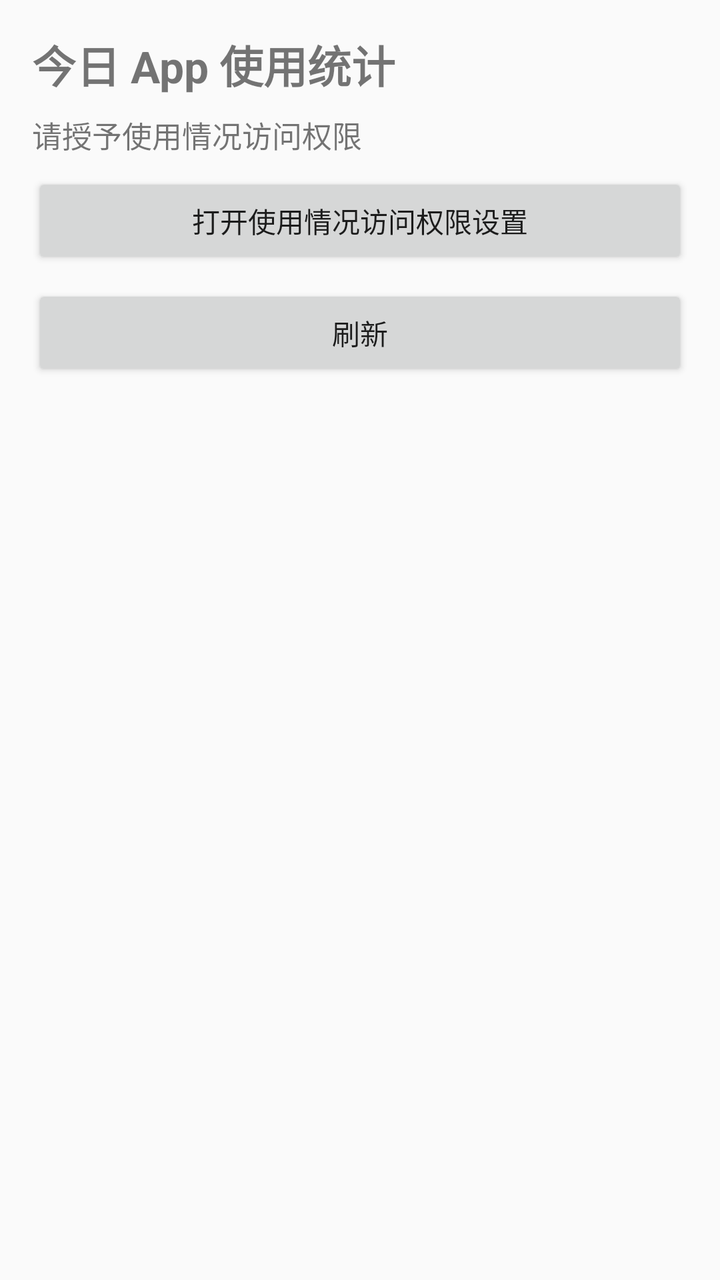
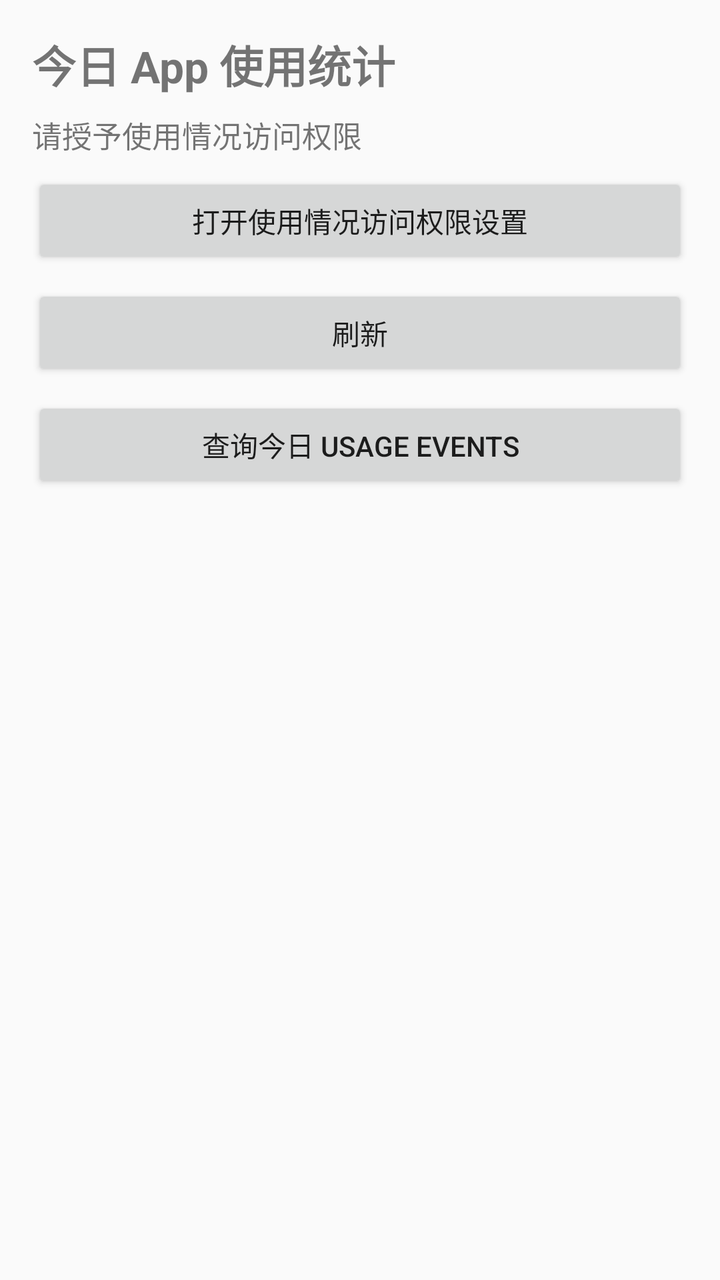

The first picture is an Android layout as it rendered before a commit; the second is the same layout after the commit. The layout source and the unified diff follow.
<!-- AndroidManifest.xml: application theme Theme.PhoneUsageStats -->
<!-- res/layout/activity_main.xml -->
<?xml version="1.0" encoding="utf-8"?>
<LinearLayout xmlns:android="http://schemas.android.com/apk/res/android"
    android:layout_width="match_parent"
    android:layout_height="match_parent"
    android:orientation="vertical"
    android:padding="16dp">

    <TextView
        android:id="@+id/titleText"
        android:layout_width="match_parent"
        android:layout_height="wrap_content"
        android:paddingBottom="8dp"
        android:text="@string/title"
        android:textSize="22sp"
        android:textStyle="bold" />

    <TextView
        android:id="@+id/statusText"
        android:layout_width="match_parent"
        android:layout_height="wrap_content"
        android:paddingBottom="8dp"
        android:text="@string/status_no_permission"
        android:textSize="15sp" />

    <Button
        android:id="@+id/btnOpenSettings"
        android:layout_width="match_parent"
        android:layout_height="wrap_content"
        android:text="@string/btn_open_settings" />

    <Button
        android:id="@+id/btnRefresh"
        android:layout_width="match_parent"
        android:layout_height="wrap_content"
        android:layout_marginTop="8dp"
        android:text="@string/btn_refresh" />

    <ListView
        android:id="@+id/listView"
        android:layout_width="match_parent"
        android:layout_height="0dp"
        android:layout_marginTop="8dp"
        android:layout_weight="1"
        android:divider="@android:color/darker_gray"
        android:dividerHeight="1dp" />
</LinearLayout>
<!-- resources referenced by this layout -->
<resources>
  <string name="btn_open_settings">打开使用情况访问权限设置</string>
  <string name="btn_refresh">刷新</string>
  <string name="status_no_permission">请授予使用情况访问权限</string>
  <string name="title">今日 App 使用统计</string>
  <style name="Theme.PhoneUsageStats" parent="Theme.AppCompat.Light.DarkActionBar" />
</resources>

<!-- the commit's change to res/layout/activity_main.xml (unified diff, before → after) -->
@@ -35,6 +35,13 @@
         android:layout_marginTop="8dp"
         android:text="@string/btn_refresh" />
 
+    <Button
+        android:id="@+id/btnQueryEvents"
+        android:layout_width="match_parent"
+        android:layout_height="wrap_content"
+        android:layout_marginTop="8dp"
+        android:text="@string/btn_query_events" />
+
     <ListView
         android:id="@+id/listView"
         android:layout_width="match_parent"
@@ -43,4 +50,21 @@
         android:layout_weight="1"
         android:divider="@android:color/darker_gray"
         android:dividerHeight="1dp" />
+
+    <ScrollView
+        android:id="@+id/eventsScrollView"
+        android:layout_width="match_parent"
+        android:layout_height="0dp"
+        android:layout_marginTop="8dp"
+        android:layout_weight="1"
+        android:visibility="gone">
+
+        <TextView
+            android:id="@+id/eventsOutputText"
+            android:layout_width="match_parent"
+            android:layout_height="wrap_content"
+            android:fontFamily="monospace"
+            android:textIsSelectable="true"
+            android:textSize="12sp" />
+    </ScrollView>
 </LinearLayout>
<!-- resource entries referenced after the edit -->
@@ -1,6 +1,7 @@
 <!-- resources referenced by this layout -->
 <resources>
   <string name="btn_open_settings">打开使用情况访问权限设置</string>
+  <string name="btn_query_events">查询今日 Usage Events</string>
   <string name="btn_refresh">刷新</string>
   <string name="status_no_permission">请授予使用情况访问权限</string>
   <string name="title">今日 App 使用统计</string>
